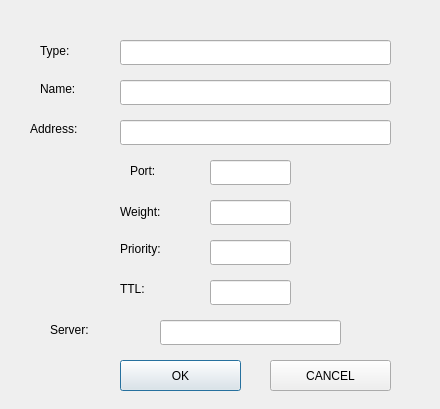
andreigaina/RC_P, file Project/register.ui: the form before one commit.
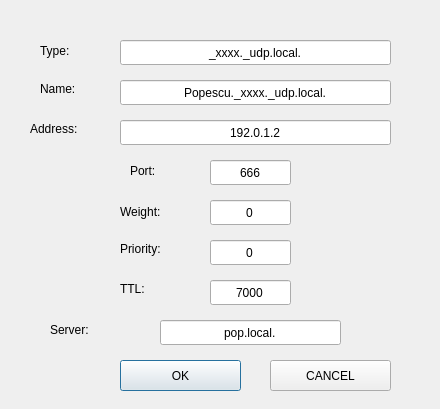
The form after the commit.

```diff
--- a/Project/register.ui
+++ b/Project/register.ui
@@ -60,6 +60,12 @@
      <height>25</height>
     </rect>
    </property>
+   <property name="text">
+    <string>_xxxx._udp.local.</string>
+   </property>
+   <property name="alignment">
+    <set>Qt::AlignCenter</set>
+   </property>
   </widget>
   <widget class="QLineEdit" name="nameEdit">
    <property name="geometry">
@@ -70,6 +76,12 @@
      <height>25</height>
     </rect>
    </property>
+   <property name="text">
+    <string>Popescu._xxxx._udp.local.</string>
+   </property>
+   <property name="alignment">
+    <set>Qt::AlignCenter</set>
+   </property>
   </widget>
   <widget class="QLineEdit" name="addressEdit">
    <property name="geometry">
@@ -80,6 +92,12 @@
      <height>25</height>
     </rect>
    </property>
+   <property name="text">
+    <string>192.0.1.2</string>
+   </property>
+   <property name="alignment">
+    <set>Qt::AlignCenter</set>
+   </property>
   </widget>
   <widget class="QLineEdit" name="portEdit">
    <property name="geometry">
@@ -90,6 +108,12 @@
      <height>25</height>
     </rect>
    </property>
+   <property name="text">
+    <string>666</string>
+   </property>
+   <property name="alignment">
+    <set>Qt::AlignCenter</set>
+   </property>
   </widget>
   <widget class="QLineEdit" name="weightEdit">
    <property name="geometry">
@@ -100,6 +124,12 @@
      <height>25</height>
     </rect>
    </property>
+   <property name="text">
+    <string>0</string>
+   </property>
+   <property name="alignment">
+    <set>Qt::AlignCenter</set>
+   </property>
   </widget>
   <widget class="QLineEdit" name="priorityEdit">
    <property name="geometry">
@@ -110,6 +140,12 @@
      <height>25</height>
     </rect>
    </property>
+   <property name="text">
+    <string>0</string>
+   </property>
+   <property name="alignment">
+    <set>Qt::AlignCenter</set>
+   </property>
   </widget>
   <widget class="QLineEdit" name="serverEdit">
    <property name="geometry">
@@ -120,6 +156,12 @@
      <height>25</height>
     </rect>
    </property>
+   <property name="text">
+    <string>pop.local.</string>
+   </property>
+   <property name="alignment">
+    <set>Qt::AlignCenter</set>
+   </property>
   </widget>
   <widget class="QLabel" name="label">
    <property name="geometry">
@@ -221,6 +263,12 @@
      <height>25</height>
     </rect>
    </property>
+   <property name="text">
+    <string>7000</string>
+   </property>
+   <property name="alignment">
+    <set>Qt::AlignCenter</set>
+   </property>
   </widget>
   <widget class="QLabel" name="label_8">
    <property name="geometry">
```
